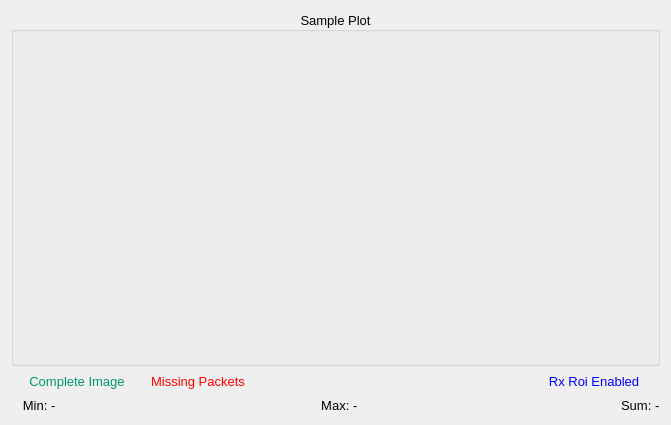
First picture: the form in slsDetectorGui/forms/form_plot.ui, repository slsdetectorgroup/slsDetectorPackage, before the edit.
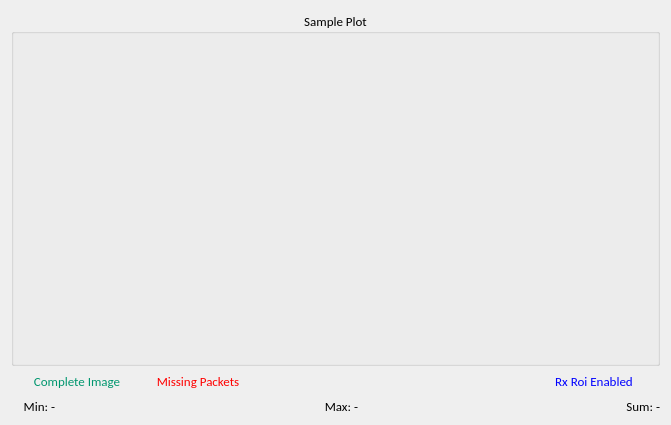
Second picture: the form after the edit.

```diff
--- a/slsDetectorGui/forms/form_plot.ui
+++ b/slsDetectorGui/forms/form_plot.ui
@@ -16,6 +16,12 @@
     <height>425</height>
    </size>
   </property>
+  <property name="font">
+   <font>
+    <family>Carlito</family>
+    <pointsize>10</pointsize>
+   </font>
+  </property>
   <property name="windowTitle">
    <string>Form</string>
   </property>
@@ -100,7 +106,7 @@
      </property>
      <property name="font">
       <font>
-       <family>Cantarell</family>
+       <family>Carlito</family>
        <pointsize>10</pointsize>
       </font>
      </property>
```
